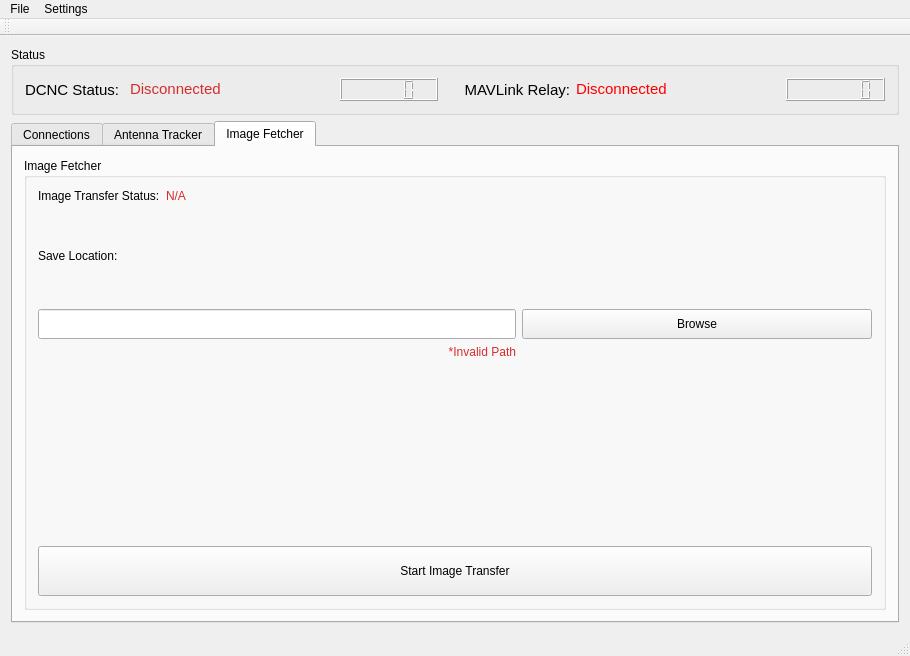
Qt form gcomcontroller.ui (ubcuas/GCOM) before a commit.
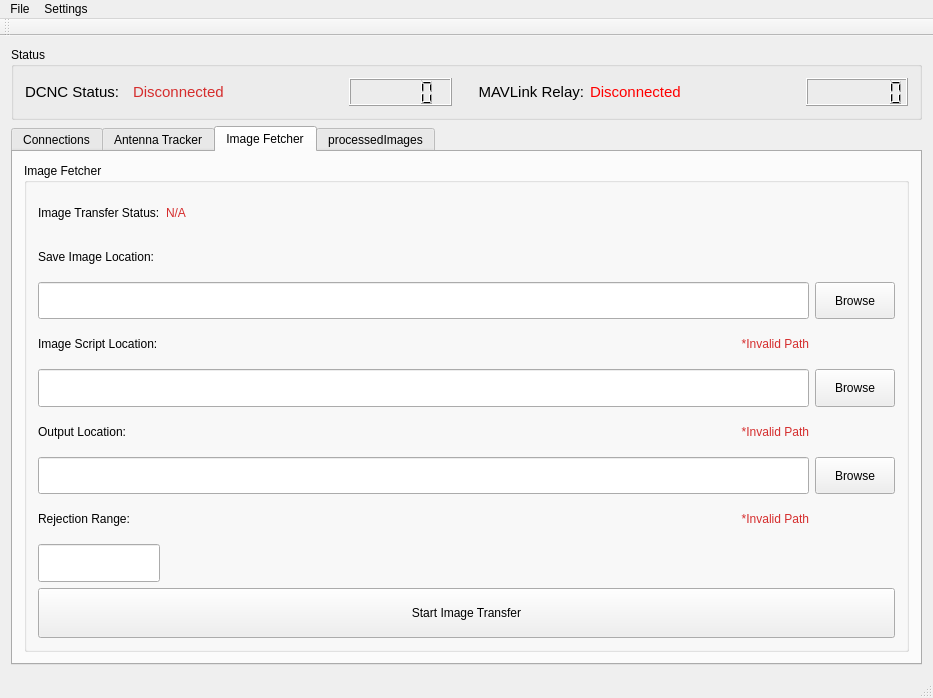
The same form after that commit.

Commit message: integrated image processing with image tagger

What changed in the file:
```diff
--- a/gcomcontroller.ui
+++ b/gcomcontroller.ui
@@ -6,8 +6,8 @@
    <rect>
     <x>0</x>
     <y>0</y>
-    <width>910</width>
-    <height>656</height>
+    <width>933</width>
+    <height>698</height>
    </rect>
   </property>
   <property name="windowTitle">
@@ -827,7 +827,36 @@
           <property name="title">
            <string>Image Fetcher</string>
           </property>
-          <layout class="QGridLayout" name="gridLayout_2" rowstretch="0,0,0,0,0,0,0,0">
+          <layout class="QGridLayout" name="gridLayout_2" rowstretch="0,0,0,0,0,0,0,0,0,0">
+           <item row="6" column="3">
+            <widget class="QPushButton" name="outputPathButton">
+             <property name="sizePolicy">
+              <sizepolicy hsizetype="Fixed" vsizetype="Preferred">
+               <horstretch>0</horstretch>
+               <verstretch>0</verstretch>
+              </sizepolicy>
+             </property>
+             <property name="minimumSize">
+              <size>
+               <width>0</width>
+               <height>30</height>
+              </size>
+             </property>
+             <property name="text">
+              <string>Browse</string>
+             </property>
+            </widget>
+           </item>
+           <item row="6" column="0" colspan="3">
+            <widget class="QLineEdit" name="outputField">
+             <property name="sizePolicy">
+              <sizepolicy hsizetype="Preferred" vsizetype="Preferred">
+               <horstretch>0</horstretch>
+               <verstretch>0</verstretch>
+              </sizepolicy>
+             </property>
+            </widget>
+           </item>
            <item row="0" column="0">
             <widget class="QLabel" name="fetcherStatusLabel">
              <property name="enabled">
@@ -844,7 +873,7 @@
              </property>
             </widget>
            </item>
-           <item row="4" column="0" colspan="2">
+           <item row="2" column="0" colspan="3">
             <widget class="QLineEdit" name="fetcherPathField">
              <property name="enabled">
               <bool>true</bool>
@@ -857,13 +886,13 @@
              </property>
             </widget>
            </item>
-           <item row="5" column="1">
+           <item row="3" column="2">
             <widget class="QLabel" name="fetcherPathInvalidLabel">
              <property name="enabled">
               <bool>true</bool>
              </property>
              <property name="sizePolicy">
-              <sizepolicy hsizetype="Preferred" vsizetype="Fixed">
+              <sizepolicy hsizetype="Preferred" vsizetype="Preferred">
                <horstretch>0</horstretch>
                <verstretch>0</verstretch>
               </sizepolicy>
@@ -876,68 +905,7 @@
              </property>
             </widget>
            </item>
-           <item row="2" column="0">
-            <widget class="QLabel" name="fetcherPathLabel">
-             <property name="enabled">
-              <bool>true</bool>
-             </property>
-             <property name="sizePolicy">
-              <sizepolicy hsizetype="Preferred" vsizetype="Preferred">
-               <horstretch>0</horstretch>
-               <verstretch>0</verstretch>
-              </sizepolicy>
-             </property>
-             <property name="text">
-              <string>Save Location:</string>
-             </property>
-            </widget>
-           </item>
-           <item row="6" column="1">
-            <spacer name="verticalSpacer_4">
-             <property name="orientation">
-              <enum>Qt::Vertical</enum>
-             </property>
-             <property name="sizeHint" stdset="0">
-              <size>
-               <width>20</width>
-               <height>40</height>
-              </size>
-             </property>
-            </spacer>
-           </item>
-           <item row="1" column="0">
-            <spacer name="verticalSpacer_5">
-             <property name="orientation">
-              <enum>Qt::Vertical</enum>
-             </property>
-             <property name="sizeType">
-              <enum>QSizePolicy::Minimum</enum>
-             </property>
-             <property name="sizeHint" stdset="0">
-              <size>
-               <width>20</width>
-               <height>40</height>
-              </size>
-             </property>
-            </spacer>
-           </item>
-           <item row="3" column="0">
-            <spacer name="verticalSpacer_6">
-             <property name="orientation">
-              <enum>Qt::Vertical</enum>
-             </property>
-             <property name="sizeType">
-              <enum>QSizePolicy::Fixed</enum>
-             </property>
-             <property name="sizeHint" stdset="0">
-              <size>
-               <width>20</width>
-               <height>40</height>
-              </size>
-             </property>
-            </spacer>
-           </item>
-           <item row="7" column="0" colspan="3">
+           <item row="9" column="0" colspan="4">
             <widget class="QPushButton" name="fetcherImageTransferButton">
              <property name="sizePolicy">
               <sizepolicy hsizetype="Preferred" vsizetype="Fixed">
@@ -956,10 +924,26 @@
              </property>
             </widget>
            </item>
-           <item row="4" column="2">
+           <item row="1" column="0">
+            <widget class="QLabel" name="fetcherPathLabel">
+             <property name="enabled">
+              <bool>true</bool>
+             </property>
+             <property name="sizePolicy">
+              <sizepolicy hsizetype="Preferred" vsizetype="Preferred">
+               <horstretch>0</horstretch>
+               <verstretch>0</verstretch>
+              </sizepolicy>
+             </property>
+             <property name="text">
+              <string>Save Image Location:</string>
+             </property>
+            </widget>
+           </item>
+           <item row="2" column="3">
             <widget class="QPushButton" name="fetcherPathButton">
              <property name="sizePolicy">
-              <sizepolicy hsizetype="Preferred" vsizetype="Fixed">
+              <sizepolicy hsizetype="Fixed" vsizetype="Preferred">
                <horstretch>0</horstretch>
                <verstretch>0</verstretch>
               </sizepolicy>
@@ -975,6 +959,66 @@
              </property>
             </widget>
            </item>
+           <item row="4" column="3">
+            <widget class="QPushButton" name="imageScriptPathButton">
+             <property name="sizePolicy">
+              <sizepolicy hsizetype="Fixed" vsizetype="Preferred">
+               <horstretch>0</horstretch>
+               <verstretch>0</verstretch>
+              </sizepolicy>
+             </property>
+             <property name="minimumSize">
+              <size>
+               <width>0</width>
+               <height>30</height>
+              </size>
+             </property>
+             <property name="text">
+              <string>Browse</string>
+             </property>
+            </widget>
+           </item>
+           <item row="3" column="0">
+            <widget class="QLabel" name="imageScriptLabel">
+             <property name="text">
+              <string>Image Script Location:</string>
+             </property>
+            </widget>
+           </item>
+           <item row="5" column="0">
+            <widget class="QLabel" name="outputLabel">
+             <property name="text">
+              <string>Output Location:</string>
+             </property>
+            </widget>
+           </item>
+           <item row="7" column="0">
+            <widget class="QLabel" name="rejectionRangeLabel">
+             <property name="text">
+              <string>Rejection Range:</string>
+             </property>
+            </widget>
+           </item>
+           <item row="4" column="0" colspan="3">
+            <widget class="QLineEdit" name="imageScriptField">
+             <property name="sizePolicy">
+              <sizepolicy hsizetype="Preferred" vsizetype="Preferred">
+               <horstretch>0</horstretch>
+               <verstretch>0</verstretch>
+              </sizepolicy>
+             </property>
+            </widget>
+           </item>
+           <item row="8" column="0">
+            <widget class="QLineEdit" name="lineEdit_3">
+             <property name="sizePolicy">
+              <sizepolicy hsizetype="Preferred" vsizetype="Preferred">
+               <horstretch>0</horstretch>
+               <verstretch>0</verstretch>
+              </sizepolicy>
+             </property>
+            </widget>
+           </item>
            <item row="0" column="1">
             <widget class="QLabel" name="fetcherStatusField">
              <property name="text">
@@ -982,11 +1026,30 @@
              </property>
             </widget>
            </item>
+           <item row="5" column="2">
+            <widget class="QLabel" name="fetcherPathInvalidLabel_2">
+             <property name="text">
+              <string>&lt;html&gt;&lt;head/&gt;&lt;body&gt;&lt;p align=&quot;right&quot;&gt;&lt;span style=&quot; color:#d52d2d;&quot;&gt;*Invalid Path&lt;/span&gt;&lt;/p&gt;&lt;/body&gt;&lt;/html&gt;</string>
+             </property>
+            </widget>
+           </item>
+           <item row="7" column="2">
+            <widget class="QLabel" name="fetcherPathInvalidLabel_3">
+             <property name="text">
+              <string>&lt;html&gt;&lt;head/&gt;&lt;body&gt;&lt;p align=&quot;right&quot;&gt;&lt;span style=&quot; color:#d52d2d;&quot;&gt;*Invalid Path&lt;/span&gt;&lt;/p&gt;&lt;/body&gt;&lt;/html&gt;</string>
+             </property>
+            </widget>
+           </item>
           </layout>
          </widget>
         </item>
        </layout>
       </widget>
+      <widget class="QWidget" name="tab_3">
+       <attribute name="title">
+        <string>processedImages</string>
+       </attribute>
+      </widget>
      </widget>
     </item>
    </layout>
@@ -996,7 +1059,7 @@
     <rect>
      <x>0</x>
      <y>0</y>
-     <width>910</width>
+     <width>933</width>
      <height>25</height>
     </rect>
    </property>
```
Left out of the diff: 3 changed lines with no effect on the pictures. The commit also changes 2 other files.
